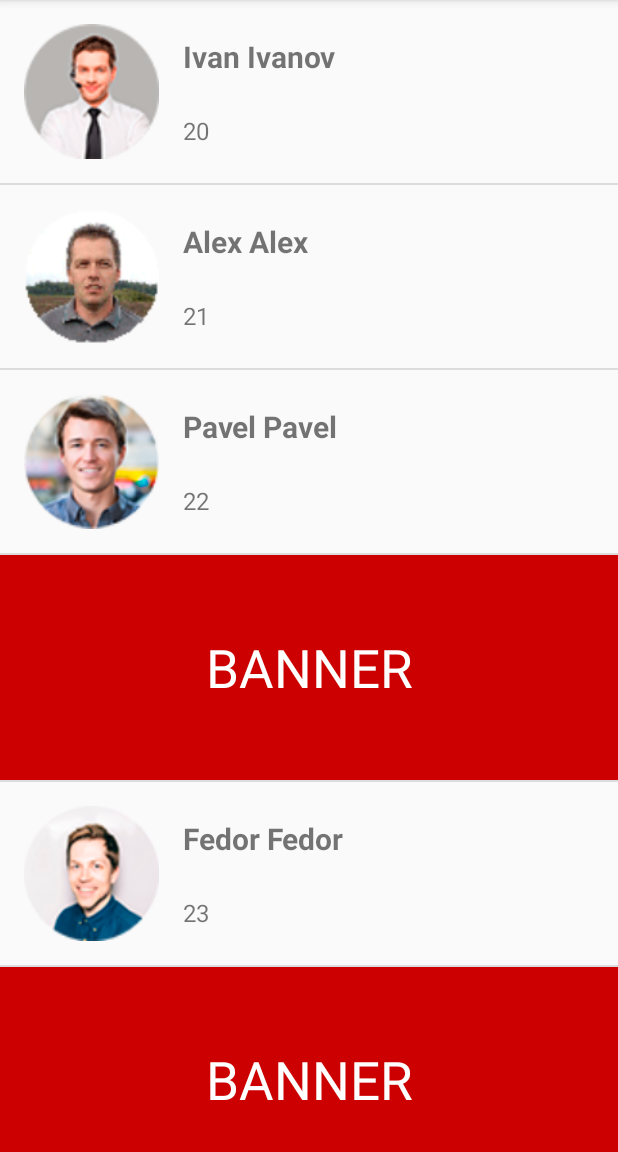
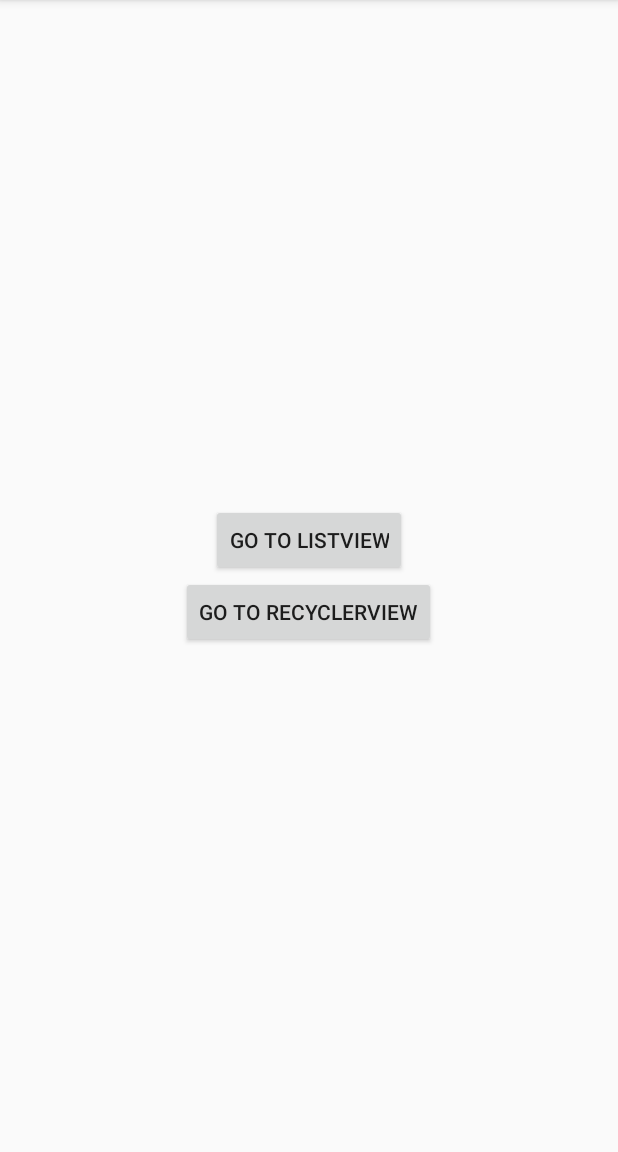
Before and after one commit to d-yaskevich/ListDemo, an Android app: the screen it shows after launch (MainActivity), on a phone screen of 412 x 824 dp, the part 84-1236 px from its top. Run offline under Robolectric (Android 15) with nearby library versions, the phone set to English and light mode, and no system bars.

Commit message:
Adding RecyclerView

```diff
--- a/app/build.gradle
+++ b/app/build.gradle
@@ -28,6 +28,9 @@ dependencies {
 
     implementation 'androidx.appcompat:appcompat:1.1.0'
     implementation 'androidx.constraintlayout:constraintlayout:1.1.3'
+    implementation 'androidx.recyclerview:recyclerview:1.1.0'
+    implementation 'androidx.cardview:cardview:1.0.0'
+
     testImplementation 'junit:junit:4.12'
     androidTestImplementation 'androidx.test.ext:junit:1.1.1'
     androidTestImplementation 'androidx.test.espresso:espresso-core:3.2.0'
--- a/app/src/main/java/com/example/listdemo/MainActivity.java
+++ /dev/null
@@ -1,66 +0,0 @@
-package com.example.listdemo;
-
-import androidx.appcompat.app.AppCompatActivity;
-
-import android.os.Bundle;
-import android.view.View;
-import android.widget.AdapterView;
-import android.widget.ArrayAdapter;
-import android.widget.ListView;
-import android.widget.Toast;
-
-import java.util.ArrayList;
-
-public class MainActivity extends AppCompatActivity {
-
-    private String[] names = new String[]{"Ivan Ivanov", "Alex Alex", "Pavel Pavel", "Fedor Fedor", "David David", "Sam Sam", "Name Name"};
-    private int[] avatars = new int[]{R.drawable.p1, R.drawable.p2, R.drawable.p3, R.drawable.p4, R.drawable.p5, R.drawable.p6};
-
-    @Override
-    protected void onCreate(Bundle savedInstanceState) {
-        super.onCreate(savedInstanceState);
-        setContentView(R.layout.activity_main);
-
-        final ArrayList<User> users = new ArrayList<>();
-//        for(String name: names)
-        for (int i = 0; i < names.length; i++) { // i = i + 1
-            User user;
-
-            String name = names[i];
-            if (i < avatars.length) {
-                int avatarRes = avatars[i];
-
-                user = new User(avatarRes, name, i + 20);
-            } else {
-                user = new User(name, i + 20);
-            }
-
-            users.add(user);
-        }
-
-//        final ArrayAdapter<User> adapter = new ArrayAdapter<>(this, R.layout.custom_list_item, R.id.text, users);
-
-        // Custom adapter
-        final UserAdapter adapter = new UserAdapter(this, users);
-
-        ListView listView = findViewById(R.id.listView);
-        listView.setAdapter(adapter);
-        listView.setOnItemClickListener(new AdapterView.OnItemClickListener() {
-            @Override
-            public void onItemClick(AdapterView<?> parent, View view, int position, long id) {
-                User user = users.get(position);
-//                user.setAge(user.getAge() + 1);
-//                adapter.notifyDataSetChanged();
-
-                String msg;
-                if (user != null) {
-                    msg = user.toString();
-                } else {
-                    msg = "BANNER";
-                }
-
-                Toast.makeText(MainActivity.this, msg, Toast.LENGTH_SHORT).show();
-            }
-        });
-    }
-}
--- /dev/null
+++ b/app/src/main/java/com/example/listdemo/RVClickListener.java
@@ -0,0 +1,5 @@
+package com.example.listdemo;
+
+public interface RVClickListener<T> {
+    void onClick(T item, int clickType);
+}
--- a/app/src/main/java/com/example/listdemo/User.java
+++ /dev/null
@@ -1,43 +0,0 @@
-package com.example.listdemo;
-
-import androidx.annotation.DrawableRes;
-
-public class User extends Object {
-    @DrawableRes
-    private int avatarRes = -1;
-    private String name;
-    private int age;
-
-    public User(String name, int age) {
-        this.name = name;
-        this.age = age;
-    }
-
-    public User(int avatarRes, String name, int age) {
-        this.avatarRes = avatarRes;
-        this.name = name;
-        this.age = age;
-    }
-
-    public String getName() {
-        return name;
-    }
-
-    public int getAge() {
-        return age;
-    }
-
-    public void setAge(int age) {
-        this.age = age;
-    }
-
-    public int getAvatarRes() {
-        if(avatarRes == -1) return R.color.colorAccent;
-        else return avatarRes;
-    }
-
-    @Override
-    public String toString() {
-        return name + ", " + age;
-    }
-}
--- /dev/null
+++ b/app/src/main/java/com/example/listdemo/activities/MainActivity.java
@@ -0,0 +1,28 @@
+package com.example.listdemo.activities;
+
+import android.content.Intent;
+import android.os.Bundle;
+import android.view.View;
+
+import androidx.appcompat.app.AppCompatActivity;
+
+import com.example.listdemo.R;
+
+public class MainActivity extends AppCompatActivity {
+
+    @Override
+    protected void onCreate(Bundle savedInstanceState) {
+        super.onCreate(savedInstanceState);
+        setContentView(R.layout.activity_main);
+    }
+
+    public void goToListView(View view) {
+        Intent intent = new Intent(MainActivity.this, ListViewActivity.class);
+        startActivity(intent);
+    }
+
+    public void goToRecyclerView(View view) {
+        Intent intent = new Intent(MainActivity.this, RecyclerViewActivity.class);
+        startActivity(intent);
+    }
+}
--- a/app/src/main/java/com/example/listdemo/SplashActivity.java
+++ b/app/src/main/java/com/example/listdemo/activities/SplashActivity.java
@@ -1,4 +1,4 @@
-package com.example.listdemo;
+package com.example.listdemo.activities;
 
 import android.content.Intent;
 import android.os.Bundle;
--- a/app/src/main/java/com/example/listdemo/UserAdapter.java
+++ b/app/src/main/java/com/example/listdemo/adapters/UserAdapter.java
@@ -1,4 +1,4 @@
-package com.example.listdemo;
+package com.example.listdemo.adapters;
 
 import android.content.Context;
 import android.view.LayoutInflater;
@@ -11,25 +11,21 @@ import android.widget.TextView;
 import androidx.annotation.NonNull;
 import androidx.annotation.Nullable;
 
+import com.example.listdemo.R;
+import com.example.listdemo.models.Banner;
+import com.example.listdemo.models.User;
+import com.example.listdemo.models.UserListItem;
+
 import java.util.ArrayList;
 
-public class UserAdapter extends ArrayAdapter<User> {
+public class UserAdapter extends ArrayAdapter<UserListItem> {
 
     private final int USER_TYPE = 1;
     private final int BANNER_TYPE = 2;
 
     public UserAdapter(@NonNull Context context, ArrayList<User> users) {
         super(context, R.layout.user_list_item);
-        clear();
-        int[] bannerIndex = {3, 5};
-        for (int index : bannerIndex) {
-            if (index < users.size()) {
-                users.add(index, null);
-            } else {
-                users.add(null);
-            }
-        }
-        addAll(users);
+        addAll(Banner.getBannerUserList(users));
     }
 
     @NonNull
@@ -49,7 +45,7 @@ public class UserAdapter extends ArrayAdapter<User> {
             TextView nameTV = view.findViewById(R.id.tvName);
             TextView ageTV = view.findViewById(R.id.tvAge);
 
-            User user = getItem(position);
+            User user = (User) getItem(position);
 
             avatarIV.setImageResource(user.getAvatarRes());
             nameTV.setText(user.getName());
@@ -61,7 +57,7 @@ public class UserAdapter extends ArrayAdapter<User> {
 
     @Override
     public int getItemViewType(int position) {
-        if (getItem(position) == null) {
+        if (getItem(position) instanceof Banner) {
             return BANNER_TYPE;
         }
         return USER_TYPE;
--- /dev/null
+++ b/app/src/main/java/com/example/listdemo/models/UserListItem.java
@@ -0,0 +1,4 @@
+package com.example.listdemo.models;
+
+public class UserListItem {
+}
--- a/app/src/main/res/layout/activity_main.xml
+++ b/app/src/main/res/layout/activity_main.xml
@@ -1,13 +1,22 @@
 <?xml version="1.0" encoding="utf-8"?>
-<FrameLayout xmlns:android="http://schemas.android.com/apk/res/android"
+<LinearLayout xmlns:android="http://schemas.android.com/apk/res/android"
     xmlns:tools="http://schemas.android.com/tools"
     android:layout_width="match_parent"
     android:layout_height="match_parent"
-    tools:context=".MainActivity">
+    android:orientation="vertical"
+    android:gravity="center"
+    tools:context=".activities.MainActivity">
 
-    <ListView
-        android:id="@+id/listView"
-        android:layout_width="match_parent"
-        android:layout_height="match_parent"/>
+    <Button
+        android:layout_width="wrap_content"
+        android:layout_height="wrap_content"
+        android:text="Go to ListView"
+        android:onClick="goToListView"/>
 
-</FrameLayout>
+    <Button
+        android:layout_width="wrap_content"
+        android:layout_height="wrap_content"
+        android:text="Go to RecyclerView"
+        android:onClick="goToRecyclerView"/>
+
+</LinearLayout>
```
Also changed, not shown: app/src/main/AndroidManifest.xml (+12 -2 lines), app/src/main/java/com/example/listdemo/activities/ListViewActivity.java (added, +54 -0 lines), app/src/main/java/com/example/listdemo/activities/RecyclerViewActivity.java (added, +47 -0 lines), app/src/main/java/com/example/listdemo/adapters/UserRVAdapter.java (added, +147 -0 lines), app/src/main/java/com/example/listdemo/models/Banner.java (added, +34 -0 lines), app/src/main/java/com/example/listdemo/models/User.java (added, +75 -0 lines), app/src/main/res/layout/activity_list_view.xml (added, +13 -0 lines), app/src/main/res/layout/activity_recycler_view.xml (added, +17 -0 lines), app/src/main/res/layout/user_list_item.xml (+12 -1 lines).
